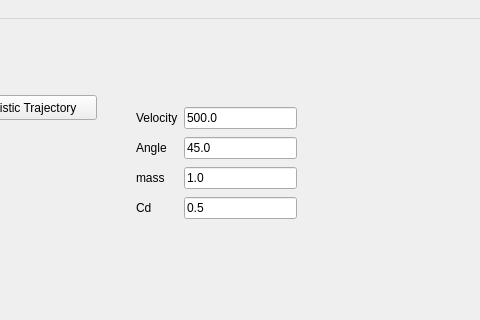
This is gui/MainWindow.ui in qtrocket/qtrocket as Qt 5 draws it before an edit; both pictures show x 390 to 870 and y 0 to 320 of the 1031 by 694 pixel window. The edited form follows.
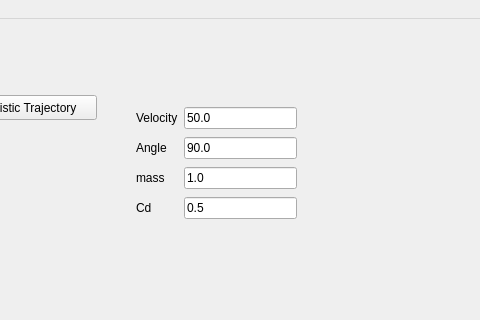
This is the edited form. Icons and pictures are not drawn. Custom widgets are drawn as their Qt base class.

Patch:
```diff
--- a/gui/MainWindow.ui
+++ b/gui/MainWindow.ui
@@ -119,7 +119,7 @@
         <item row="0" column="1">
          <widget class="QLineEdit" name="initialVelocity">
           <property name="text">
-           <string>500.0</string>
+           <string>50.0</string>
           </property>
          </widget>
         </item>
@@ -133,7 +133,7 @@
         <item row="1" column="1">
          <widget class="QLineEdit" name="initialAngle">
           <property name="text">
-           <string>45.0</string>
+           <string>90.0</string>
           </property>
          </widget>
         </item>
```
